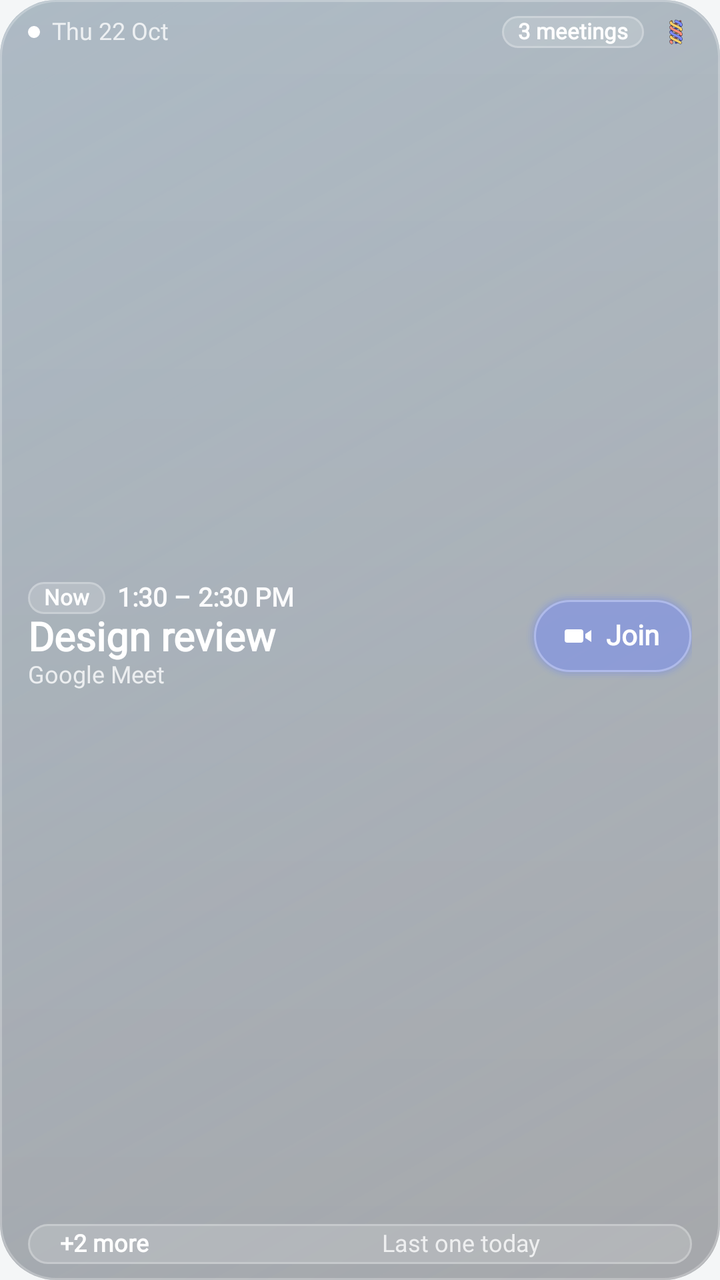
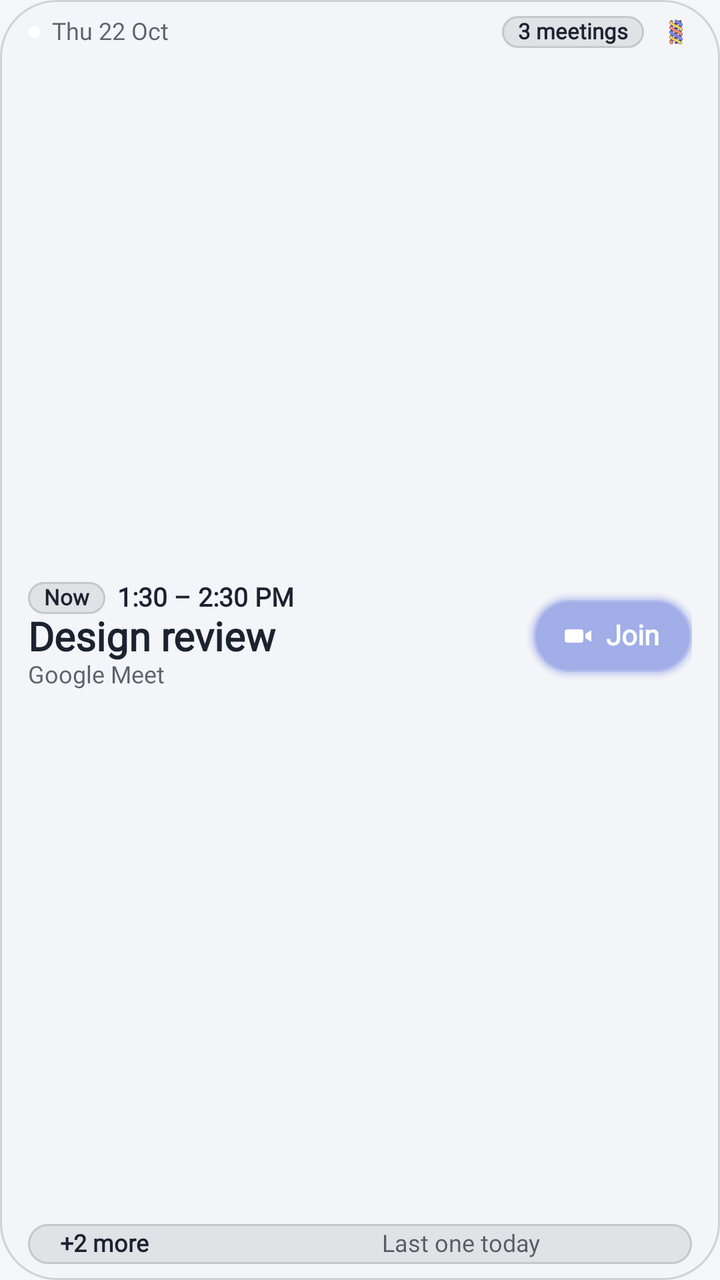

An Android layout rendered at two revisions. The XML below is the earlier revision; the diff shows what the commit changed to produce the second picture.
<!-- AndroidManifest.xml: application theme Theme.Plait -->
<!-- res/layout/widget_day_wide.xml -->
<?xml version="1.0" encoding="utf-8"?>
<LinearLayout xmlns:android="http://schemas.android.com/apk/res/android"
    android:id="@+id/widget_root"
    android:layout_width="match_parent" android:layout_height="match_parent"
    android:background="@drawable/widget_bg_midday"
    android:orientation="vertical"
    android:paddingStart="14dp" android:paddingEnd="14dp" android:paddingTop="8dp" android:paddingBottom="8dp">
    <LinearLayout android:layout_width="match_parent" android:layout_height="16dp" android:gravity="center_vertical" android:orientation="horizontal">
        <ImageView android:id="@+id/widget_dot" android:layout_width="6dp" android:layout_height="6dp" android:layout_marginEnd="6dp"
            android:src="@drawable/widget_dot" android:importantForAccessibility="no" />
        <TextView android:id="@+id/widget_date" android:text="@string/wdg_preview_day"
            android:layout_width="0dp" android:layout_height="wrap_content" android:layout_weight="1"
            android:textAlignment="viewStart" android:textColor="#C7FFFFFF" android:textSize="12sp"
            android:includeFontPadding="false" android:maxLines="1" android:ellipsize="end" android:fontFamily="@font/widget_font" />
        <TextView android:id="@+id/widget_count" android:text="@string/wdg_preview_count"
            android:layout_width="wrap_content" android:layout_height="16dp"
            android:background="@drawable/widget_capsule" android:gravity="center"
            android:paddingStart="8dp" android:paddingEnd="8dp"
            android:textColor="#FFFFFFFF" android:textSize="11sp" android:textFontWeight="600"
            android:includeFontPadding="false" android:maxLines="1" android:fontFamily="@font/widget_font" />
        <ImageView android:layout_width="16dp" android:layout_height="16dp" android:layout_marginStart="8dp"
            android:src="@drawable/ic_plait_mark" android:importantForAccessibility="no" />
    </LinearLayout>
    <LinearLayout android:id="@+id/widget_next"
        android:layout_width="match_parent" android:layout_height="0dp" android:layout_weight="1"
        android:gravity="center_vertical" android:orientation="horizontal">
        <LinearLayout android:layout_width="0dp" android:layout_height="wrap_content" android:layout_weight="1"
            android:gravity="center_vertical" android:orientation="vertical">
            <LinearLayout android:id="@+id/widget_time_row" android:layout_width="match_parent" android:layout_height="wrap_content"
                android:gravity="center_vertical" android:orientation="horizontal">
                <TextView android:id="@+id/widget_now" android:text="@string/common_now"
                    android:layout_width="wrap_content" android:layout_height="16dp" android:layout_marginEnd="6dp"
                    android:background="@drawable/widget_capsule" android:gravity="center"
                    android:paddingStart="8dp" android:paddingEnd="8dp"
                    android:textColor="#FFFFFFFF" android:textSize="11sp" android:textFontWeight="600"
                    android:includeFontPadding="false" android:fontFamily="@font/widget_font" />
                <TextView android:id="@+id/widget_time" android:text="@string/wdg_preview_range"
                    android:layout_width="0dp" android:layout_weight="1" android:layout_height="wrap_content"
                    android:textAlignment="viewStart" android:textColor="#F2FFFFFF" android:textSize="13sp" android:textFontWeight="600"
                    android:includeFontPadding="false" android:maxLines="1" android:ellipsize="end" android:fontFamily="@font/widget_font" />
            </LinearLayout>
            <TextView android:id="@+id/widget_title" android:text="@string/wdg_preview_title"
                android:layout_width="match_parent" android:layout_height="wrap_content"
                android:textAlignment="viewStart" android:textColor="#FFFFFFFF" android:textSize="20sp" android:textStyle="bold"
                android:includeFontPadding="false" android:maxLines="2" android:ellipsize="end" android:fontFamily="@font/widget_font" />
            <TextView android:id="@+id/widget_place" android:text="Google Meet"
                android:layout_width="match_parent" android:layout_height="wrap_content"
                android:drawablePadding="4dp" android:gravity="center_vertical"
                android:textAlignment="viewStart" android:textColor="#C7FFFFFF" android:textSize="12sp"
                android:includeFontPadding="false" android:maxLines="1" android:ellipsize="end" android:fontFamily="@font/widget_font" />
        </LinearLayout>
    <LinearLayout android:id="@+id/widget_join"
        android:layout_width="wrap_content" android:layout_height="44dp" android:layout_marginStart="6dp" android:layout_marginEnd="-4dp" android:layout_marginTop="-4dp" android:layout_marginBottom="-4dp"
        android:background="@drawable/widget_pill_other" android:gravity="center" android:orientation="horizontal"
        android:paddingStart="18dp" android:paddingEnd="20dp">
        <ImageView android:layout_width="16dp" android:layout_height="16dp" android:src="@drawable/ic_widget_video" android:importantForAccessibility="no" />
        <TextView android:id="@+id/widget_join_label" android:layout_width="wrap_content" android:layout_height="wrap_content" android:layout_marginStart="6dp"
            android:text="@string/common_join" android:textColor="#FFFFFFFF" android:textSize="14sp" android:textFontWeight="600"
            android:includeFontPadding="false" android:maxLines="1" android:fontFamily="@font/widget_font" />
    </LinearLayout>
    </LinearLayout>
    <LinearLayout android:id="@+id/widget_strip"
        android:layout_width="match_parent" android:layout_height="20dp"
        android:background="@drawable/widget_capsule" android:gravity="center_vertical" android:orientation="horizontal"
        android:paddingStart="10dp" android:paddingEnd="10dp">
        <TextView android:id="@+id/widget_then" android:text="@string/wdg_preview_then"
            android:layout_width="0dp" android:layout_height="wrap_content" android:layout_weight="1"
            android:textAlignment="viewStart" android:textColor="#C7FFFFFF" android:textSize="12sp"
            android:includeFontPadding="false" android:maxLines="1" android:ellipsize="end" android:fontFamily="@font/widget_font" />
        <TextView android:id="@+id/widget_more" android:text="@string/wdg_preview_more"
            android:layout_width="wrap_content" android:layout_height="wrap_content" android:layout_marginStart="6dp"
            android:textColor="#FFFFFFFF" android:textSize="12sp" android:textFontWeight="600"
            android:includeFontPadding="false" android:maxLines="1" android:fontFamily="@font/widget_font" />
        <TextView android:id="@+id/widget_last" android:text="@string/wdg_last_today"
            android:layout_width="match_parent" android:layout_height="wrap_content" android:gravity="center"
            android:textColor="#C7FFFFFF" android:textSize="12sp"
            android:includeFontPadding="false" android:maxLines="1" android:fontFamily="@font/widget_font" />
    </LinearLayout>
</LinearLayout>
<!-- resources referenced by this layout -->
<resources>
  <!-- drawable ic_plait_mark: vector/xml drawable (drawable, 8431 chars, omitted) -->
  <!-- drawable ic_widget_video (drawable) -->
  <?xml version="1.0" encoding="utf-8"?>
  <vector xmlns:android="http://schemas.android.com/apk/res/android" android:width="16dp" android:height="16dp" android:viewportWidth="24" android:viewportHeight="24">
      <path android:fillColor="#FFFFFFFF" android:pathData="M4,7h10a2,2 0 0 1 2,2v6a2,2 0 0 1 -2,2H4a2,2 0 0 1 -2,-2V9a2,2 0 0 1 2,-2z" />
      <path android:fillColor="#FFFFFFFF" android:pathData="M17.5,10.5L22,7.5V16.5L17.5,13.5z" />
  </vector>
  <!-- drawable widget_bg_midday (drawable) -->
  <?xml version="1.0" encoding="utf-8"?>
  <layer-list xmlns:android="http://schemas.android.com/apk/res/android">
      <item>
          <shape android:shape="rectangle">
              <solid android:color="#59141820" />
              <corners android:radius="28dp" />
          </shape>
      </item>
      <item>
          <shape android:shape="rectangle">
              <gradient android:angle="315" android:startColor="#389ED8FF" android:endColor="#009ED8FF" />
              <corners android:radius="28dp" />
          </shape>
      </item>
      <item>
          <shape android:shape="rectangle">
              <gradient android:angle="270" android:startColor="#1AFFFFFF" android:endColor="#00FFFFFF" />
              <corners android:radius="28dp" />
          </shape>
      </item>
      <item>
          <shape android:shape="rectangle">
              <stroke android:width="1dp" android:color="#40FFFFFF" />
              <corners android:radius="28dp" />
          </shape>
      </item>
  </layer-list>
  <!-- drawable widget_capsule (drawable) -->
  <?xml version="1.0" encoding="utf-8"?>
  <layer-list xmlns:android="http://schemas.android.com/apk/res/android">
      <item><shape android:shape="rectangle"><solid android:color="#26FFFFFF" /><corners android:radius="14dp" /></shape></item>
      <item><shape android:shape="rectangle"><stroke android:width="1dp" android:color="#40FFFFFF" /><corners android:radius="14dp" /></shape></item>
  </layer-list>
  <!-- drawable widget_dot (drawable) -->
  <?xml version="1.0" encoding="utf-8"?>
  <shape xmlns:android="http://schemas.android.com/apk/res/android" android:shape="oval">
      <solid android:color="#FFFFFFFF" />
      <size android:width="6dp" android:height="6dp" />
  </shape>
  <!-- drawable widget_pill_other: vector/xml drawable (drawable, 3145 chars, omitted) -->
  <string name="common_join">Join</string>
  <string name="common_now">Now</string>
  <string name="wdg_last_today">Last one today</string>
  <string name="wdg_preview_count">3 meetings</string>
  <string name="wdg_preview_day">Thu 22 Oct</string>
  <string name="wdg_preview_more">+2 more</string>
  <string name="wdg_preview_range">1:30 – 2:30 PM</string>
  <string name="wdg_preview_then">Then Design review 12:00 PM</string>
  <string name="wdg_preview_title">Design review</string>
  <style name="Theme.Plait" parent="android:Theme.Material.NoActionBar">
          <item name="android:windowBackground">#F4F6F7</item>
          <item name="android:statusBarColor">@android:color/transparent</item>
          <item name="android:navigationBarColor">@android:color/transparent</item>
          <item name="android:windowSplashScreenBackground">#1D2260</item>
          <item name="android:windowSplashScreenAnimatedIcon">@drawable/ic_launcher_foreground</item>
      </style>
  <!-- drawable ic_launcher_foreground: vector/xml drawable (drawable, 8538 chars, omitted) -->
</resources>

<!-- the commit's change to res/layout/widget_day_wide.xml (unified diff, before → after) -->
@@ -2,7 +2,7 @@
 <LinearLayout xmlns:android="http://schemas.android.com/apk/res/android"
     android:id="@+id/widget_root"
     android:layout_width="match_parent" android:layout_height="match_parent"
-    android:background="@drawable/widget_bg_midday"
+    android:background="@drawable/widget_bg_soft"
     android:orientation="vertical"
     android:paddingStart="14dp" android:paddingEnd="14dp" android:paddingTop="8dp" android:paddingBottom="8dp">
     <LinearLayout android:layout_width="match_parent" android:layout_height="16dp" android:gravity="center_vertical" android:orientation="horizontal">
@@ -10,13 +10,13 @@
             android:src="@drawable/widget_dot" android:importantForAccessibility="no" />
         <TextView android:id="@+id/widget_date" android:text="@string/wdg_preview_day"
             android:layout_width="0dp" android:layout_height="wrap_content" android:layout_weight="1"
-            android:textAlignment="viewStart" android:textColor="#C7FFFFFF" android:textSize="12sp"
+            android:textAlignment="viewStart" android:textColor="@color/widget_ink_soft" android:textSize="12sp"
             android:includeFontPadding="false" android:maxLines="1" android:ellipsize="end" android:fontFamily="@font/widget_font" />
         <TextView android:id="@+id/widget_count" android:text="@string/wdg_preview_count"
             android:layout_width="wrap_content" android:layout_height="16dp"
             android:background="@drawable/widget_capsule" android:gravity="center"
             android:paddingStart="8dp" android:paddingEnd="8dp"
-            android:textColor="#FFFFFFFF" android:textSize="11sp" android:textFontWeight="600"
+            android:textColor="@color/widget_ink" android:textSize="11sp" android:textFontWeight="600"
             android:includeFontPadding="false" android:maxLines="1" android:fontFamily="@font/widget_font" />
         <ImageView android:layout_width="16dp" android:layout_height="16dp" android:layout_marginStart="8dp"
             android:src="@drawable/ic_plait_mark" android:importantForAccessibility="no" />
@@ -32,21 +32,21 @@
                     android:layout_width="wrap_content" android:layout_height="16dp" android:layout_marginEnd="6dp"
                     android:background="@drawable/widget_capsule" android:gravity="center"
                     android:paddingStart="8dp" android:paddingEnd="8dp"
-                    android:textColor="#FFFFFFFF" android:textSize="11sp" android:textFontWeight="600"
+                    android:textColor="@color/widget_ink" android:textSize="11sp" android:textFontWeight="600"
                     android:includeFontPadding="false" android:fontFamily="@font/widget_font" />
                 <TextView android:id="@+id/widget_time" android:text="@string/wdg_preview_range"
                     android:layout_width="0dp" android:layout_weight="1" android:layout_height="wrap_content"
-                    android:textAlignment="viewStart" android:textColor="#F2FFFFFF" android:textSize="13sp" android:textFontWeight="600"
+                    android:textAlignment="viewStart" android:textColor="@color/widget_ink" android:textSize="13sp" android:textFontWeight="600"
                     android:includeFontPadding="false" android:maxLines="1" android:ellipsize="end" android:fontFamily="@font/widget_font" />
             </LinearLayout>
             <TextView android:id="@+id/widget_title" android:text="@string/wdg_preview_title"
                 android:layout_width="match_parent" android:layout_height="wrap_content"
-                android:textAlignment="viewStart" android:textColor="#FFFFFFFF" android:textSize="20sp" android:textStyle="bold"
+                android:textAlignment="viewStart" android:textColor="@color/widget_ink" android:textSize="20sp" android:textStyle="bold"
                 android:includeFontPadding="false" android:maxLines="2" android:ellipsize="end" android:fontFamily="@font/widget_font" />
             <TextView android:id="@+id/widget_place" android:text="Google Meet"
                 android:layout_width="match_parent" android:layout_height="wrap_content"
                 android:drawablePadding="4dp" android:gravity="center_vertical"
-                android:textAlignment="viewStart" android:textColor="#C7FFFFFF" android:textSize="12sp"
+                android:textAlignment="viewStart" android:textColor="@color/widget_ink_soft" android:textSize="12sp"
                 android:includeFontPadding="false" android:maxLines="1" android:ellipsize="end" android:fontFamily="@font/widget_font" />
         </LinearLayout>
     <LinearLayout android:id="@+id/widget_join"
@@ -65,15 +65,15 @@
         android:paddingStart="10dp" android:paddingEnd="10dp">
         <TextView android:id="@+id/widget_then" android:text="@string/wdg_preview_then"
             android:layout_width="0dp" android:layout_height="wrap_content" android:layout_weight="1"
-            android:textAlignment="viewStart" android:textColor="#C7FFFFFF" android:textSize="12sp"
+            android:textAlignment="viewStart" android:textColor="@color/widget_ink_soft" android:textSize="12sp"
             android:includeFontPadding="false" android:maxLines="1" android:ellipsize="end" android:fontFamily="@font/widget_font" />
         <TextView android:id="@+id/widget_more" android:text="@string/wdg_preview_more"
             android:layout_width="wrap_content" android:layout_height="wrap_content" android:layout_marginStart="6dp"
-            android:textColor="#FFFFFFFF" android:textSize="12sp" android:textFontWeight="600"
+            android:textColor="@color/widget_ink" android:textSize="12sp" android:textFontWeight="600"
             android:includeFontPadding="false" android:maxLines="1" android:fontFamily="@font/widget_font" />
         <TextView android:id="@+id/widget_last" android:text="@string/wdg_last_today"
             android:layout_width="match_parent" android:layout_height="wrap_content" android:gravity="center"
-            android:textColor="#C7FFFFFF" android:textSize="12sp"
+            android:textColor="@color/widget_ink_soft" android:textSize="12sp"
             android:includeFontPadding="false" android:maxLines="1" android:fontFamily="@font/widget_font" />
     </LinearLayout>
 </LinearLayout>
<!-- resource entries referenced after the edit -->
@@ -1,5 +1,7 @@
 <!-- resources referenced by this layout -->
 <resources>
+  <color name="widget_ink">#FF1B2230</color>
+  <color name="widget_ink_soft">#B31B2230</color>
   <!-- drawable ic_plait_mark: vector/xml drawable (drawable, 8431 chars, omitted) -->
   <!-- drawable ic_widget_video (drawable) -->
   <?xml version="1.0" encoding="utf-8"?>
@@ -7,39 +9,17 @@
       <path android:fillColor="#FFFFFFFF" android:pathData="M4,7h10a2,2 0 0 1 2,2v6a2,2 0 0 1 -2,2H4a2,2 0 0 1 -2,-2V9a2,2 0 0 1 2,-2z" />
       <path android:fillColor="#FFFFFFFF" android:pathData="M17.5,10.5L22,7.5V16.5L17.5,13.5z" />
   </vector>
-  <!-- drawable widget_bg_midday (drawable) -->
+  <!-- drawable widget_bg_soft (drawable) -->
   <?xml version="1.0" encoding="utf-8"?>
   <layer-list xmlns:android="http://schemas.android.com/apk/res/android">
-      <item>
-          <shape android:shape="rectangle">
-              <solid android:color="#59141820" />
-              <corners android:radius="28dp" />
-          </shape>
-      </item>
-      <item>
-          <shape android:shape="rectangle">
-              <gradient android:angle="315" android:startColor="#389ED8FF" android:endColor="#009ED8FF" />
-              <corners android:radius="28dp" />
-          </shape>
-      </item>
-      <item>
-          <shape android:shape="rectangle">
-              <gradient android:angle="270" android:startColor="#1AFFFFFF" android:endColor="#00FFFFFF" />
-              <corners android:radius="28dp" />
-          </shape>
-      </item>
-      <item>
-          <shape android:shape="rectangle">
-              <stroke android:width="1dp" android:color="#40FFFFFF" />
-              <corners android:radius="28dp" />
-          </shape>
-      </item>
+      <item><shape android:shape="rectangle"><solid android:color="#B3F4F6FA" /><corners android:radius="28dp" /></shape></item>
+      <item><shape android:shape="rectangle"><stroke android:width="1dp" android:color="#26000000" /><corners android:radius="28dp" /></shape></item>
   </layer-list>
   <!-- drawable widget_capsule (drawable) -->
   <?xml version="1.0" encoding="utf-8"?>
   <layer-list xmlns:android="http://schemas.android.com/apk/res/android">
-      <item><shape android:shape="rectangle"><solid android:color="#26FFFFFF" /><corners android:radius="14dp" /></shape></item>
-      <item><shape android:shape="rectangle"><stroke android:width="1dp" android:color="#40FFFFFF" /><corners android:radius="14dp" /></shape></item>
+      <item><shape android:shape="rectangle"><solid android:color="#14000000" /><corners android:radius="14dp" /></shape></item>
+      <item><shape android:shape="rectangle"><stroke android:width="1dp" android:color="#1F000000" /><corners android:radius="14dp" /></shape></item>
   </layer-list>
   <!-- drawable widget_dot (drawable) -->
   <?xml version="1.0" encoding="utf-8"?>
